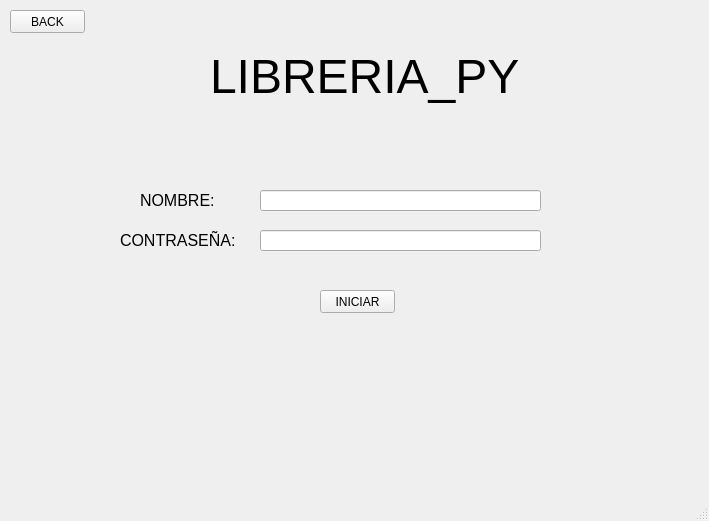
First picture: the form in BIBLIOTECA_PROY/assets/login_admin.ui, repository mixano611/PROYECTO_PRG_POO_PY, before the edit.
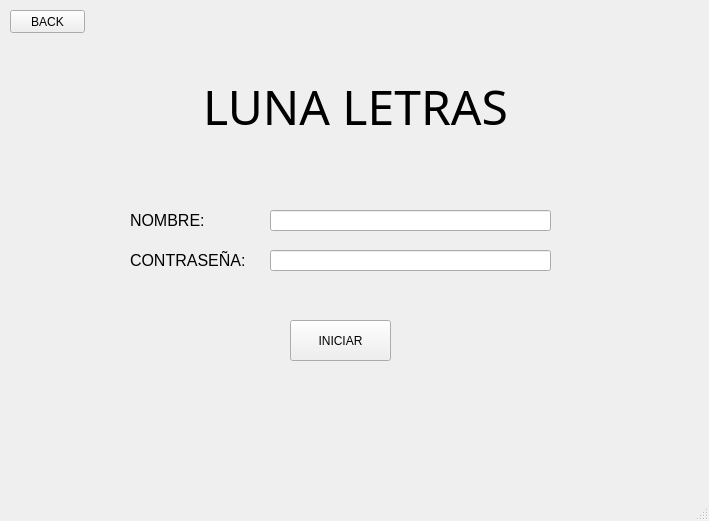
Second picture: the form after the edit.

```diff
--- a/BIBLIOTECA_PROY/assets/login_admin.ui
+++ b/BIBLIOTECA_PROY/assets/login_admin.ui
@@ -17,10 +17,10 @@
    <widget class="QPushButton" name="btnIniciar">
     <property name="geometry">
      <rect>
-      <x>320</x>
-      <y>290</y>
-      <width>75</width>
-      <height>23</height>
+      <x>290</x>
+      <y>320</y>
+      <width>101</width>
+      <height>41</height>
      </rect>
     </property>
     <property name="text">
@@ -30,26 +30,32 @@
    <widget class="QLabel" name="label">
     <property name="geometry">
      <rect>
-      <x>210</x>
-      <y>40</y>
-      <width>355</width>
+      <x>40</x>
+      <y>70</y>
+      <width>631</width>
       <height>72</height>
      </rect>
     </property>
     <property name="font">
      <font>
+      <family>Gill Sans Ultra Bold Condensed</family>
       <pointsize>36</pointsize>
+      <weight>50</weight>
+      <bold>false</bold>
      </font>
     </property>
     <property name="text">
-     <string>LIBRERIA_PY</string>
+     <string>LUNA LETRAS</string>
+    </property>
+    <property name="alignment">
+     <set>Qt::AlignCenter</set>
     </property>
    </widget>
    <widget class="QLineEdit" name="txtNombre">
     <property name="geometry">
      <rect>
-      <x>260</x>
-      <y>190</y>
+      <x>270</x>
+      <y>210</y>
       <width>281</width>
       <height>21</height>
      </rect>
@@ -58,8 +64,8 @@
    <widget class="QLabel" name="label_2">
     <property name="geometry">
      <rect>
-      <x>140</x>
-      <y>190</y>
+      <x>130</x>
+      <y>210</y>
       <width>131</width>
       <height>21</height>
      </rect>
@@ -76,8 +82,8 @@
    <widget class="QLineEdit" name="txtContrasena">
     <property name="geometry">
      <rect>
-      <x>260</x>
-      <y>230</y>
+      <x>270</x>
+      <y>250</y>
       <width>281</width>
       <height>21</height>
      </rect>
@@ -89,8 +95,8 @@
    <widget class="QLabel" name="label_3">
     <property name="geometry">
      <rect>
-      <x>120</x>
-      <y>230</y>
+      <x>130</x>
+      <y>250</y>
       <width>131</width>
       <height>21</height>
      </rect>
```
Left out of the diff: 2 changed lines with no effect on the pictures.
